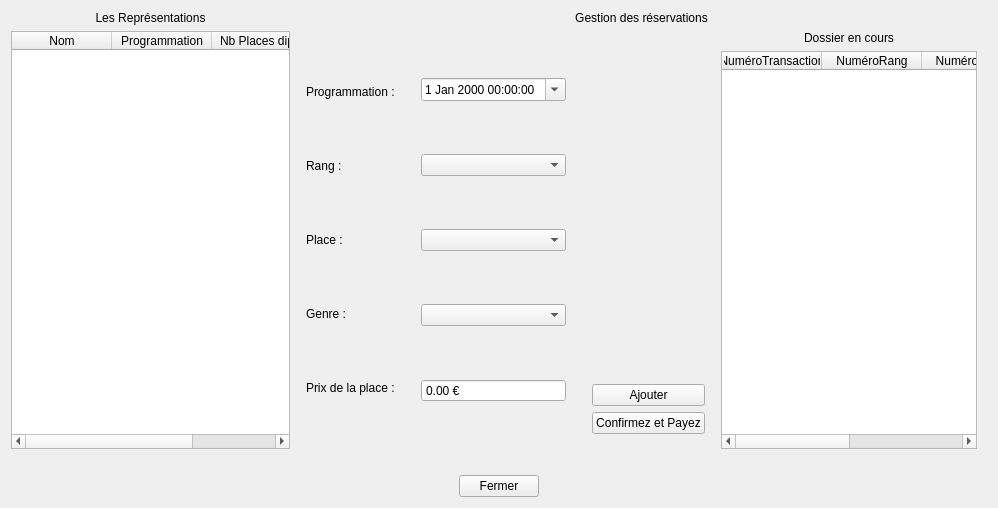
BennyBellier/Theatre-CEDB-Project, file gui/Gest_Res.ui: the form before one commit.
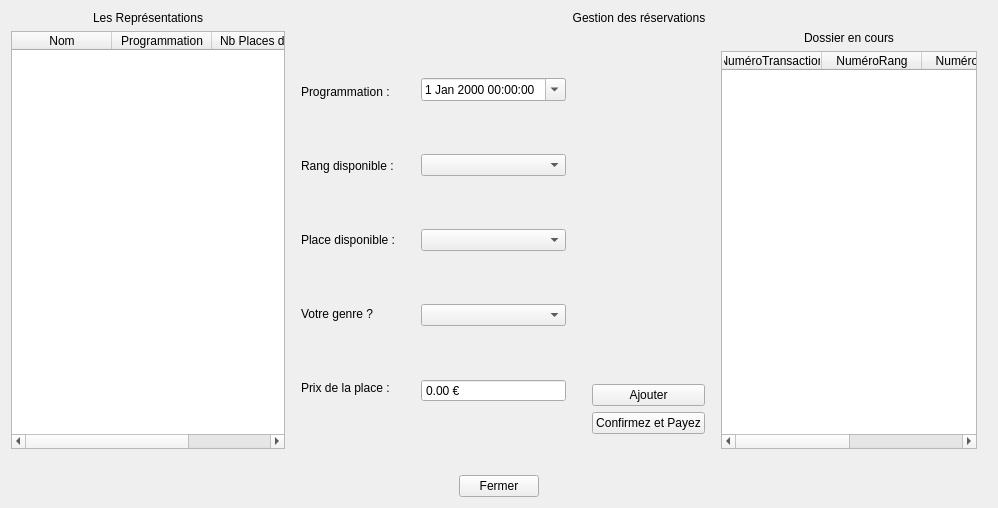
The form after the commit.

Commit message: gest_res affichage OK sans ajout dans le dossier

```diff
--- a/gui/Gest_Res.ui
+++ b/gui/Gest_Res.ui
@@ -136,7 +136,7 @@
                <item>
                 <widget class="QLabel" name="label_4">
                  <property name="text">
-                  <string>Rang :</string>
+                  <string>Rang disponible :</string>
                  </property>
                 </widget>
                </item>
@@ -156,7 +156,7 @@
                <item>
                 <widget class="QLabel" name="label_5">
                  <property name="text">
-                  <string>Place :</string>
+                  <string>Place disponible :</string>
                  </property>
                 </widget>
                </item>
@@ -176,7 +176,7 @@
                <item>
                 <widget class="QLabel" name="label_6">
                  <property name="text">
-                  <string>Genre :</string>
+                  <string>Votre genre ?</string>
                  </property>
                 </widget>
                </item>
```
Left out of the diff: 78 changed lines with no effect on the pictures. The commit also changes 2 other files.
